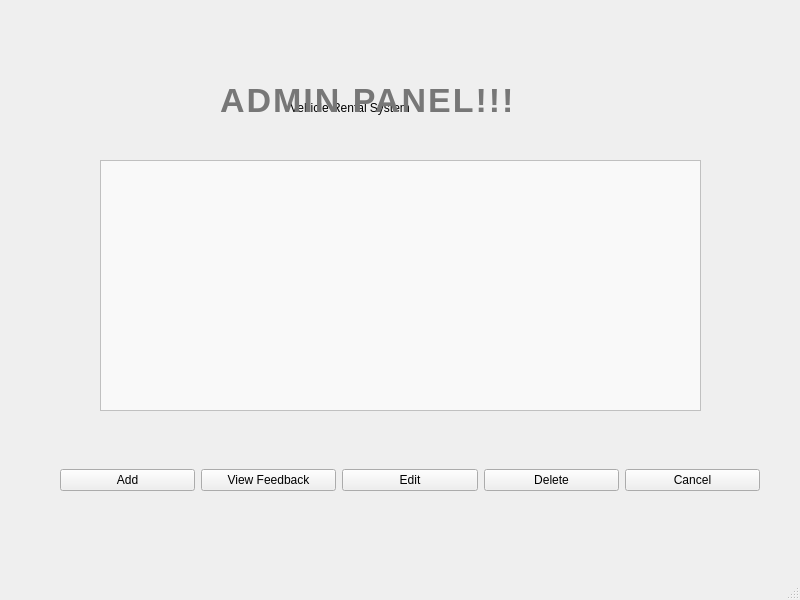
Before: the Qt Designer form mainwindow.ui in swostika77/Vehicle-Rental-System, drawn with Qt 5.
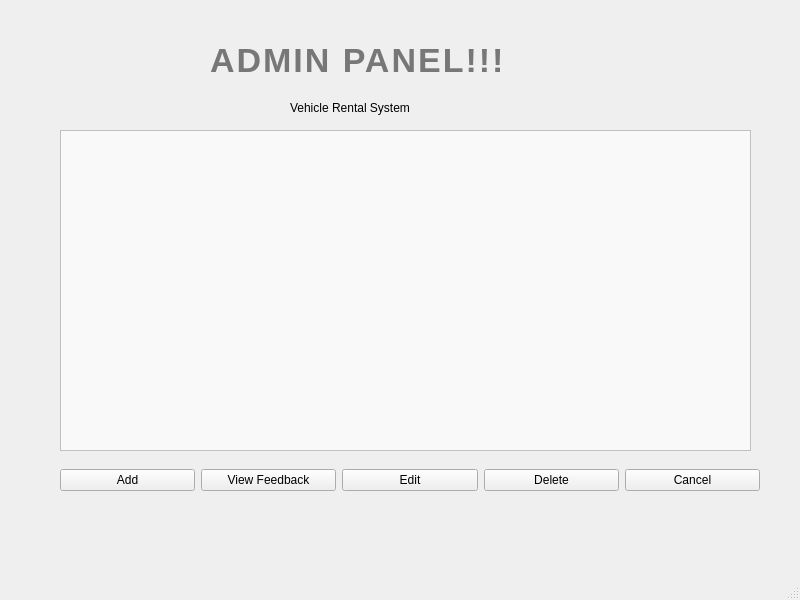
After: the same form once the commit is applied.

```diff
--- a/mainwindow.ui
+++ b/mainwindow.ui
@@ -100,10 +100,10 @@
    <widget class="QTableWidget" name="tableVehicle">
     <property name="geometry">
      <rect>
-      <x>100</x>
-      <y>160</y>
-      <width>601</width>
-      <height>251</height>
+      <x>60</x>
+      <y>130</y>
+      <width>691</width>
+      <height>321</height>
      </rect>
     </property>
     <property name="styleSheet">
@@ -147,12 +147,18 @@
 }
 </string>
     </property>
+    <property name="sizeAdjustPolicy">
+     <enum>QAbstractScrollArea::SizeAdjustPolicy::AdjustToContents</enum>
+    </property>
+    <attribute name="horizontalHeaderStretchLastSection">
+     <bool>true</bool>
+    </attribute>
    </widget>
    <widget class="QLabel" name="label_2">
     <property name="geometry">
      <rect>
-      <x>220</x>
-      <y>80</y>
+      <x>210</x>
+      <y>40</y>
       <width>381</width>
       <height>41</height>
      </rect>
```
